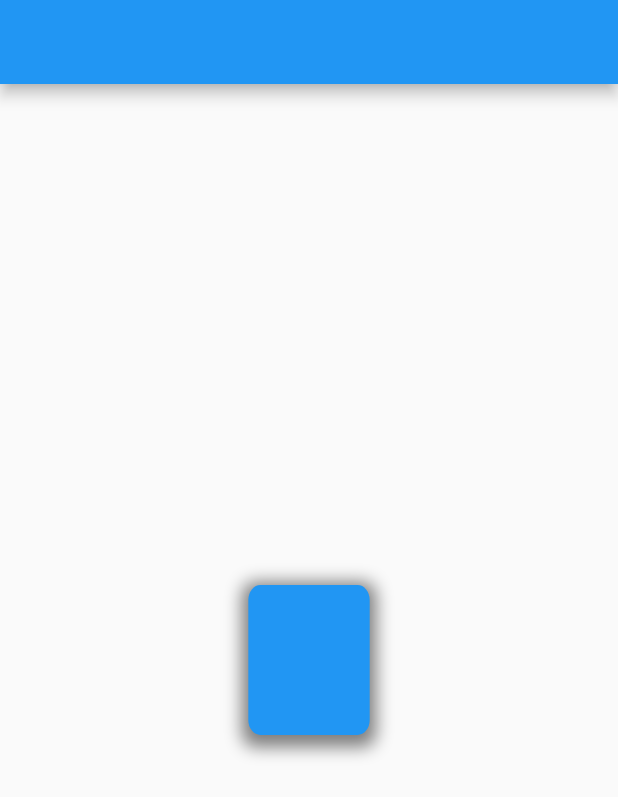
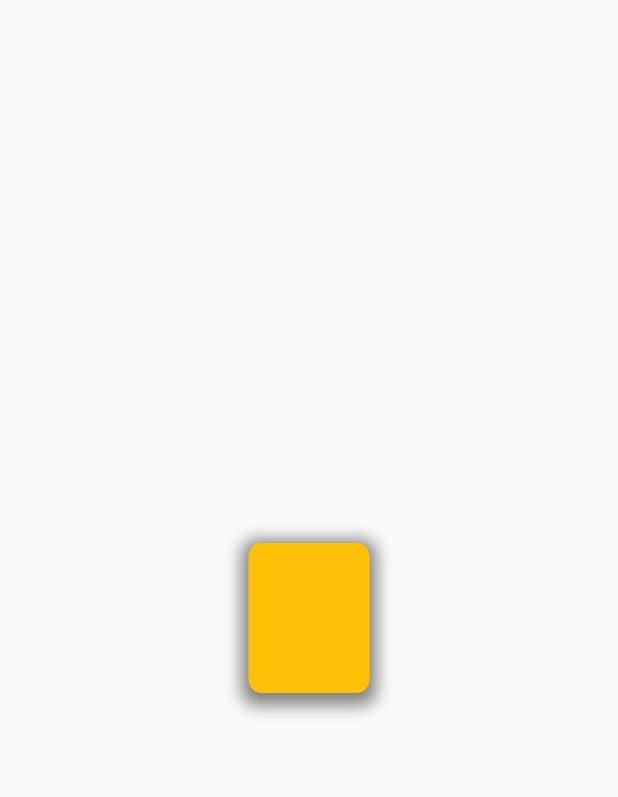
Before and after one commit to rajatsuner/flutter-animation-course, a Flutter app: the screen it shows after launch, on a phone screen of 412 x 824 dp. Shown: the top 797 px of the screen. Run offline on Flutter 3.47's test engine with Material 2 defaults, Android fonts, the phone set to English and light mode, and no system bars.

Commit message:
example1

```diff
--- a/lib/examples/ex1_rotate_container.dart
+++ b/lib/examples/ex1_rotate_container.dart
@@ -43,14 +43,14 @@ class _RotatedContainerState extends State<RotatedContainer>
             height: 100,
             width: 100,
             decoration: BoxDecoration(
-                color: Colors.blue,
+                color: Colors.amber,
                 borderRadius: BorderRadius.circular(10),
                 boxShadow: [
                   BoxShadow(
                       color: Colors.black.withOpacity(0.5),
                       spreadRadius: 5,
                       blurRadius: 10,
-                      offset: Offset(0, 3))
+                      offset: const Offset(0, 3))
                 ]),
           ),
         );
--- a/lib/home_page.dart
+++ b/lib/home_page.dart
@@ -6,9 +6,8 @@ class HomePage extends StatelessWidget {
 
   @override
   Widget build(BuildContext context) {
-    return Scaffold(
-      appBar: AppBar(),
-      body: const Center(
+    return const Scaffold(
+      body: Center(
         child: RotatedContainer(),
       ),
     );
```
